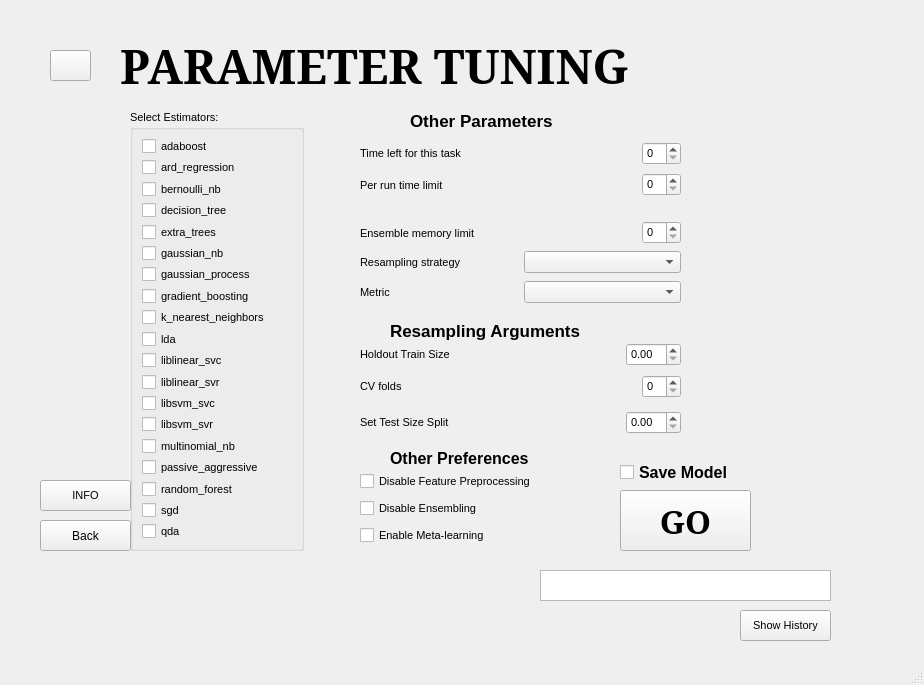
The window that guiv1.ui (ggrkp/projectv1) describes before a commit, drawn with Qt 5.
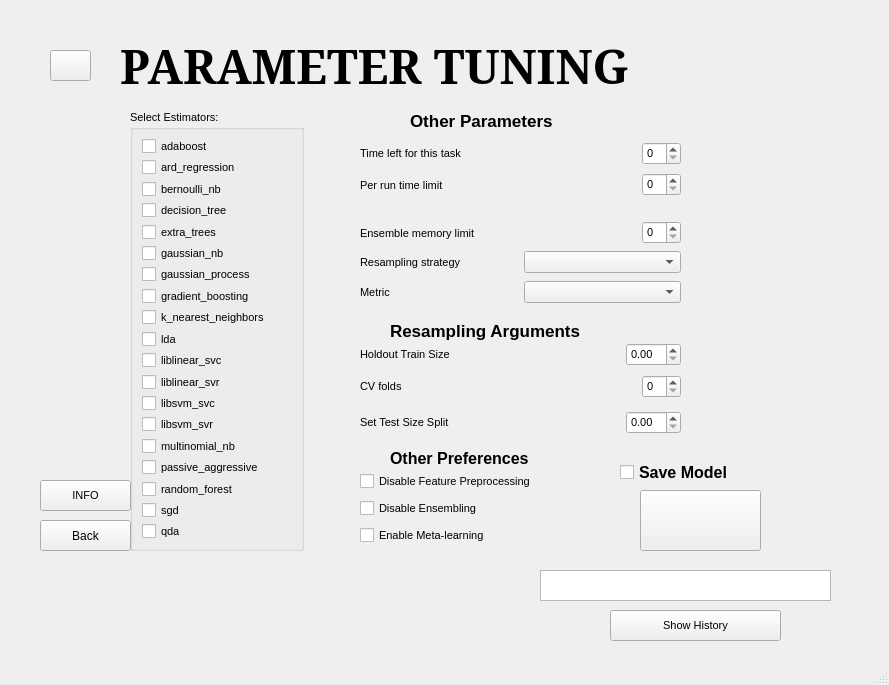
The same window after the commit. The open tabs and pages were chosen to show the change. Icons and pictures are not drawn.

The edit to the form file:
```diff
--- a/guiv1.ui
+++ b/guiv1.ui
@@ -6,7 +6,7 @@
    <rect>
     <x>0</x>
     <y>0</y>
-    <width>924</width>
+    <width>889</width>
     <height>685</height>
    </rect>
   </property>
@@ -1255,9 +1255,9 @@
      <widget class="QPushButton" name="run_Button">
       <property name="geometry">
        <rect>
-        <x>580</x>
+        <x>600</x>
         <y>470</y>
-        <width>131</width>
+        <width>121</width>
         <height>61</height>
        </rect>
       </property>
@@ -1274,7 +1274,17 @@
        <cursorShape>PointingHandCursor</cursorShape>
       </property>
       <property name="text">
-       <string>GO</string>
+       <string/>
+      </property>
+      <property name="icon">
+       <iconset>
+        <normaloff>play_btn.png</normaloff>play_btn.png</iconset>
+      </property>
+      <property name="iconSize">
+       <size>
+        <width>100</width>
+        <height>100</height>
+       </size>
       </property>
      </widget>
      <widget class="QPushButton" name="nextButton2_2">
@@ -1306,9 +1316,9 @@
      <widget class="QPushButton" name="hist_btn">
       <property name="geometry">
        <rect>
-        <x>700</x>
+        <x>570</x>
         <y>590</y>
-        <width>91</width>
+        <width>171</width>
         <height>31</height>
        </rect>
       </property>
```
Left out of the diff: 78 changed lines with no effect on the pictures.
